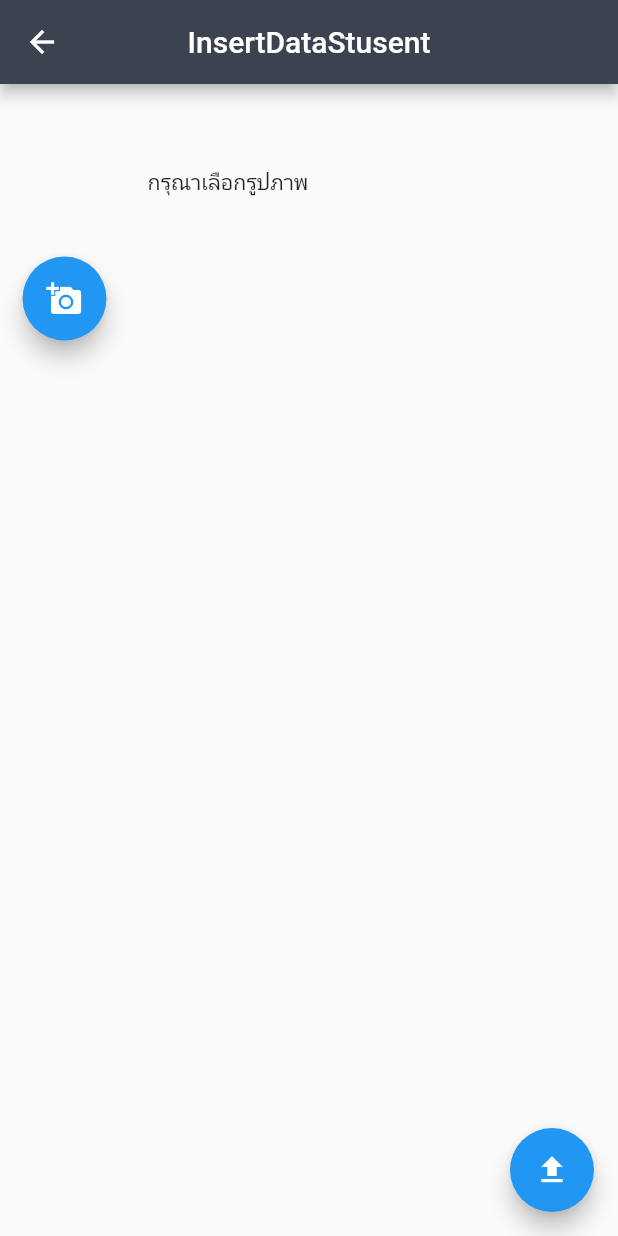
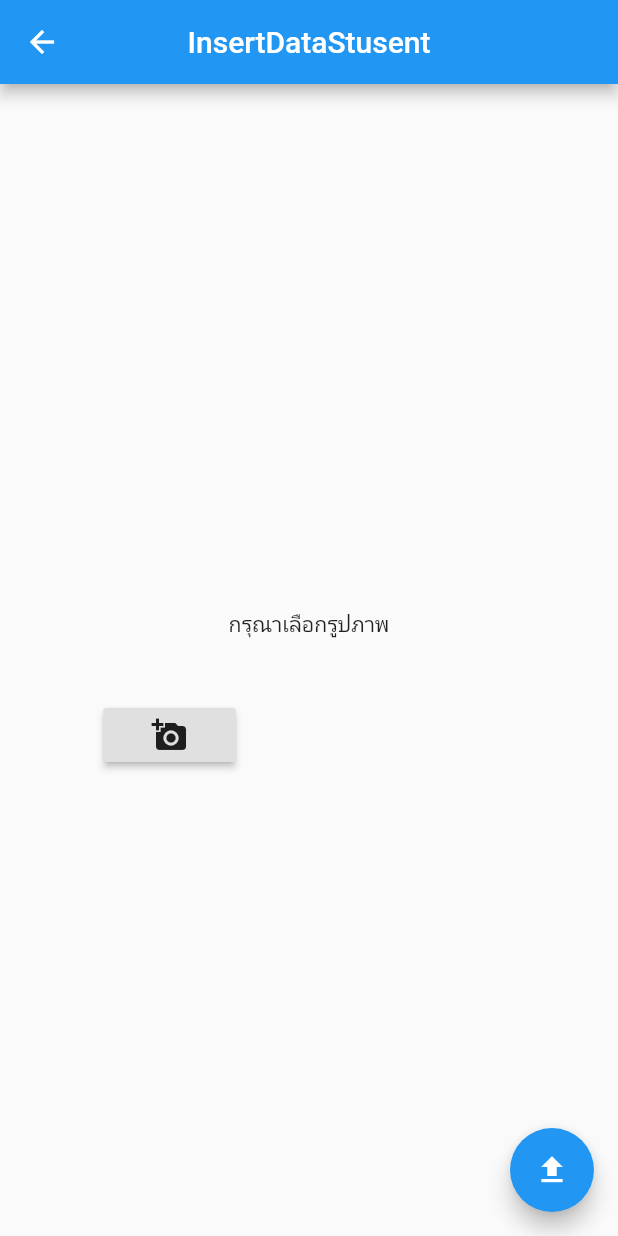
Before and after one commit to wuffin12034/nipat, a Flutter app: the InsertDataPage screen opened by its route, after a tap on "ยืนยัน", on a phone screen of 412 x 824 dp. Run offline on Flutter 3.47's test engine with Material 2 defaults, Android fonts, the phone set to English and light mode, and no system bars; our stand-ins replace cloud_firestore, firebase_storage, image_picker; accounts and stored records are empty.

Commit message:
fix camera

```diff
--- /dev/null
+++ b/lib/src/models/course.dart
@@ -0,0 +1,8 @@
+import 'package:nipat/src/models/section.dart';
+
+class Course {
+  String number;
+  String name;
+  String description;
+  List<Section> sec;
+}
--- /dev/null
+++ b/lib/src/models/section.dart
@@ -0,0 +1,3 @@
+class Section {
+  String number;
+}
--- a/lib/src/models/student.dart
+++ b/lib/src/models/student.dart
@@ -6,5 +6,4 @@ class Student {
   String department;
   String year;
   String imageUrl;
-  String sec;
 }
--- /dev/null
+++ b/lib/src/models/teacher.dart
@@ -0,0 +1,7 @@
+import 'package:nipat/src/models/course.dart';
+
+class Teacher {
+  String firstName;
+  String lastName;
+  List<Course> course;
+}
--- a/lib/src/pages/insert_data_page/insert_image_page.dart
+++ b/lib/src/pages/insert_data_page/insert_image_page.dart
@@ -51,16 +51,15 @@ class _InsertImagePageState extends State<InsertImagePage> {
 
   void _submitForm() async {
     String _imageUrl = await _onImageUploader(_image, widget.studentID);
+
     if (_imageUrl != null) {
       await Firestore.instance
           .collection('students')
           .document(widget.docID)
           .updateData({
-        "image": [_imageUrl],
+        "image": _imageUrl,
       });
-      // pop
     }
-    //
   }
 
   Widget build(BuildContext context) {
@@ -68,20 +67,22 @@ class _InsertImagePageState extends State<InsertImagePage> {
       appBar: AppBar(
         title: Text(Constant.INSERT),
         centerTitle: true,
-        backgroundColor: Constant.BG_COLOR,
+        // backgroundColor: Constant.BG_COLOR,
       ),
-      body: Form(
+      body: Center(
+        child: Form(
           key: _formKey,
           autovalidate: true,
-        child: ListView(
+          child: SingleChildScrollView(
+            child: Column(
               children: <Widget>[
-            Padding(
+                Center(
+                  child: Padding(
                     padding: const EdgeInsets.all(15),
                     child: Column(
                       crossAxisAlignment: CrossAxisAlignment.start,
                       children: <Widget>[
                         Container(
-//                      width: MediaQuery.of(context).size.width,
                           height: 100.0,
                           width: 274.0, //การตั้งค่าปุ่ม
                           child: Center(
@@ -90,15 +91,17 @@ class _InsertImagePageState extends State<InsertImagePage> {
                                 : Image.file(_image),
                           ),
                         ),
-                  FloatingActionButton(
+                        RaisedButton(
                           onPressed: getImageFromCam,
-                    tooltip: 'Pick Image',
                           child: Icon(Icons.add_a_photo),
                         ),
                       ],
                     ),
                   ),
+                )
               ],
+            ),
+          ),
         ),
       ),
       floatingActionButton: FloatingActionButton(
--- a/lib/src/pages/insert_data_page/insert_info_page.dart
+++ b/lib/src/pages/insert_data_page/insert_info_page.dart
@@ -3,6 +3,7 @@ import '../../utils/constant.dart';
 import 'package:cloud_firestore/cloud_firestore.dart';
 import '../../models/student.dart';
 import './insert_image_page.dart';
+import '../../widgets/widgets.dart';
 
 class InsertDataPage extends StatefulWidget {
   @override
@@ -17,11 +18,6 @@ class _InsertDataPageState extends State<InsertDataPage> {
   void _submitForm() async {
     final FormState form = _formKey.currentState;
     form.save();
-    // print(newStudent.firstName);
-    // print(newStudent.lastName);
-    // print(newStudent.faculty);
-    // print(newStudent.department);
-    // print(newStudent.year);
 
     DocumentReference docRef =
         await Firestore.instance.collection('students').add({
@@ -31,18 +27,23 @@ class _InsertDataPageState extends State<InsertDataPage> {
       "faculty": newStudent.faculty,
       "department": newStudent.department,
       "year": newStudent.year,
-      "set": newStudent.sec,
       "state": "AWAITING_FOR_IMAGE",
       "createdAt": '', //DATE,
       "updatedAt": '', //DATE,
     });
-    print(docRef.documentID);
-    Navigator.push(context, MaterialPageRoute(builder: (context) {
-      return InsertImagePage(
-        docID: docRef.documentID,
-        studentID: '',
-      );
-    }));
+
+    print(docRef);
+
+    if (docRef != null) {
+      Navigator.push(context, MaterialPageRoute(builder: (context) {
+        return InsertImagePage(
+          docID: docRef.documentID,
+          studentID: newStudent.identificationNumber,
+        );
+      }));
+    } else {
+      print('error');
+    }
   }
 
   @override
@@ -74,7 +75,7 @@ class _InsertDataPageState extends State<InsertDataPage> {
                       ),
                       onSaved: (val) => newStudent.firstName = val,
                     ),
-                    buildSizedBox(),
+                    buildSizedBox(13.0),
                     TextFormField(
                       decoration: InputDecoration(
                         border: OutlineInputBorder(),
@@ -86,7 +87,7 @@ class _InsertDataPageState extends State<InsertDataPage> {
                       ),
                       onSaved: (val) => newStudent.lastName = val,
                     ),
-                    buildSizedBox(),
+                    buildSizedBox(13.0),
                     TextFormField(
                       decoration: InputDecoration(
                         border: OutlineInputBorder(),
@@ -98,7 +99,7 @@ class _InsertDataPageState extends State<InsertDataPage> {
                       ),
                       onSaved: (val) => newStudent.identificationNumber = val,
                     ),
-                    buildSizedBox(),
+                    buildSizedBox(13.0),
                     TextFormField(
                       decoration: InputDecoration(
                         border: OutlineInputBorder(),
@@ -110,7 +111,7 @@ class _InsertDataPageState extends State<InsertDataPage> {
                       ),
                       onSaved: (val) => newStudent.faculty = val,
                     ),
-                    buildSizedBox(),
+                    buildSizedBox(13.0),
                     TextFormField(
                       decoration: InputDecoration(
                         border: OutlineInputBorder(),
@@ -122,7 +123,7 @@ class _InsertDataPageState extends State<InsertDataPage> {
                       ),
                       onSaved: (val) => newStudent.department = val,
                     ),
-                    buildSizedBox(),
+                    buildSizedBox(13.0),
                     TextFormField(
                       decoration: InputDecoration(
                         border: OutlineInputBorder(),
@@ -134,19 +135,7 @@ class _InsertDataPageState extends State<InsertDataPage> {
                       ),
                       onSaved: (val) => newStudent.year = val,
                     ),
-                    buildSizedBox(),
-                    TextFormField(
-                      decoration: InputDecoration(
-                        border: OutlineInputBorder(),
-                        hintText: 'กรุณาป้อนหมู่เรียน',
-                        labelText: 'หมู่เรียน',
-                        prefixIcon: const Icon(
-                          Icons.person,
-                        ),
-                      ),
-                      onSaved: (val) => newStudent.sec = val,
-                    ),
-                    buildSizedBox(),
+                    buildSizedBox(13.0),
                     Container(
                       height: 50,
                       width: double.infinity,
@@ -173,10 +162,4 @@ class _InsertDataPageState extends State<InsertDataPage> {
           ),
         ));
   }
-
-  Widget buildSizedBox() {
-    return SizedBox(
-      height: 13,
-    );
-  }
 }
--- a/lib/src/pages/profile_page/profile_page.dart
+++ b/lib/src/pages/profile_page/profile_page.dart
@@ -15,7 +15,7 @@ class _ProfilePageState extends State<ProfilePage> {
         centerTitle: true,
         backgroundColor: Constant.BG_COLOR,
         actions: <Widget>[
-          new IconButton(
+          IconButton(
               icon: Icon(Icons.add), onPressed: () => print("IconButton Add")),
         ],
       ),
--- /dev/null
+++ b/lib/src/widgets/widgets.dart
@@ -0,0 +1,7 @@
+import 'package:flutter/material.dart';
+
+Widget buildSizedBox(double height) {
+  return SizedBox(
+    height: height,
+  );
+}
```
Lines whose indentation alone changed are shown as unchanged.
